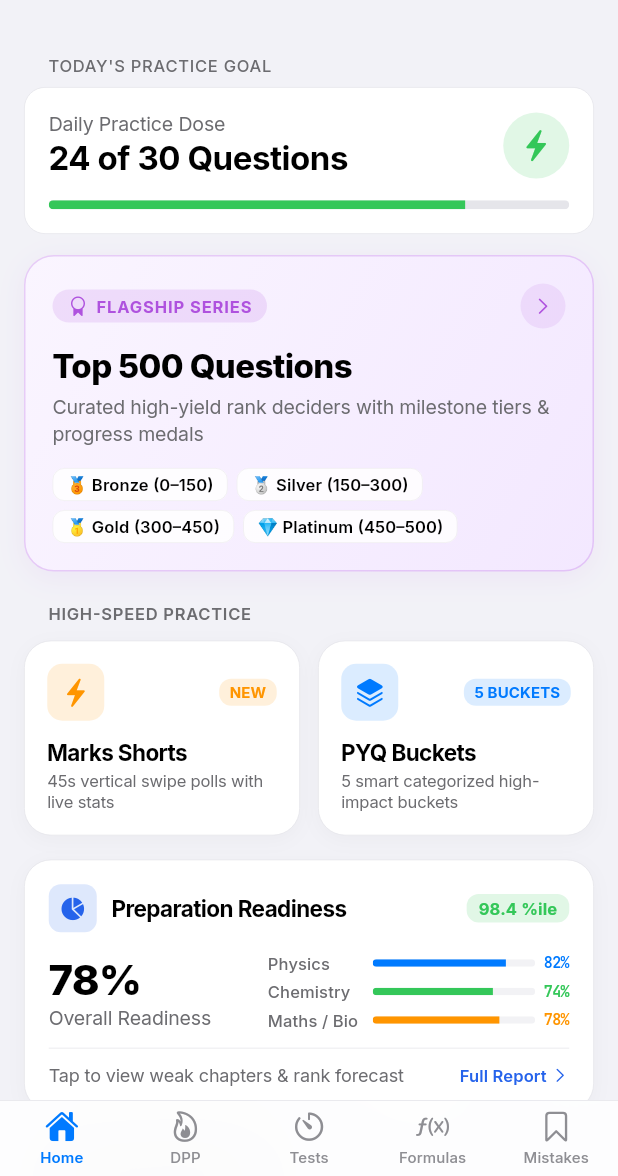
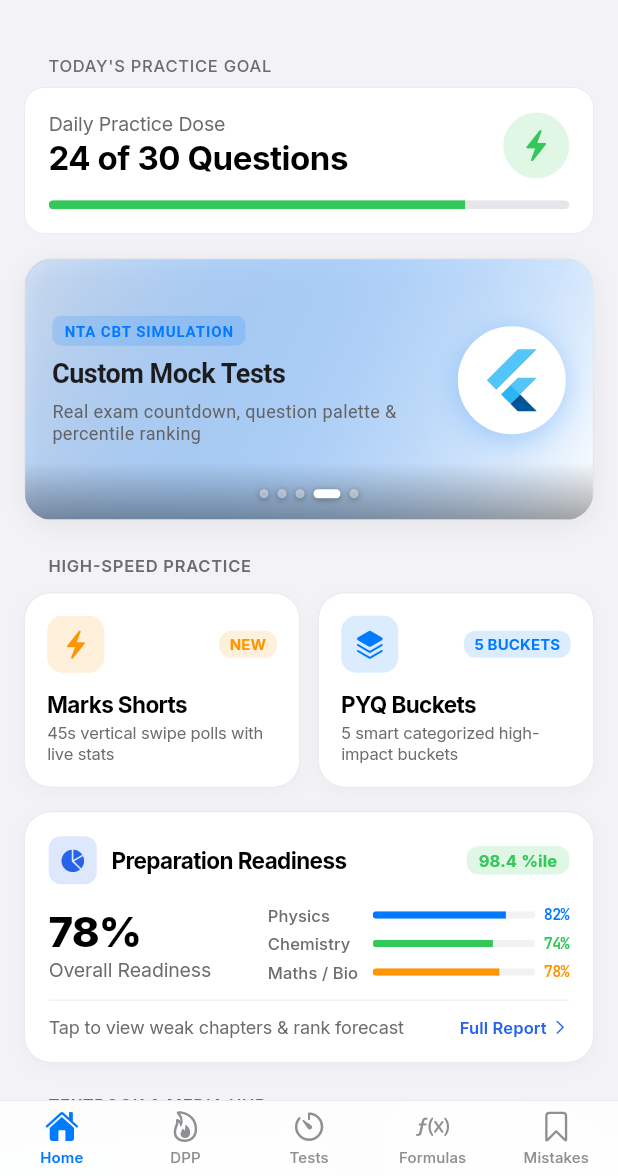
Before and after one commit to ZeeshuCollege/Score-Mobile, a Flutter app: the screen it shows after launch, on a phone screen of 412 x 824 dp, the part 60-1236 px from its top. Run offline on Flutter 3.47's test engine with Material 3 defaults, Android fonts, the phone set to English and light mode, and no system bars; our stand-ins replace flutter_riverpod, google_fonts, shared_preferences, sqflite, sqflite_common_ffi_web; missing offline and left inert: flutter_math_fork; accounts and stored records are empty; project files that could hold a hidden picture were left out.

Commit message:
feat(home): add slidebar section with 2s auto-run, white dots, and multi-format support

```diff
--- a/lib/presentation/home/home_screen.dart
+++ b/lib/presentation/home/home_screen.dart
@@ -20,7 +20,7 @@
 import '../top500/top500_screen.dart';
 import '../tracker/prep_tracker_screen.dart';
 import '../video_solutions/video_solutions_screen.dart';
-import 'widgets/hero_spotlight_card.dart';
+import 'widgets/slidebar_section.dart';
 import 'widgets/bento_card.dart';
 import 'widgets/prep_summary_card.dart';
 import 'widgets/quick_concept_strip.dart';
@@ -227,23 +227,40 @@
                   ],
                 ),
 
-                // 3. Flagship Hero Feature Spotlight
-                HeroSpotlightCard(
-                  eyebrow: 'Flagship Series',
-                  title: 'Top 500 Questions',
-                  subtitle: 'Curated high-yield rank deciders with milestone tiers & progress medals',
-                  tiers: const [
-                    '🥉 Bronze (0–150)',
-                    '🥈 Silver (150–300)',
-                    '🥇 Gold (300–450)',
-                    '💎 Platinum (450–500)',
-                  ],
-                  onTap: () {
-                    Navigator.push(
-                      context,
-                      CupertinoPageRoute(builder: (_) => Top500Screen(examId: _selectedExamId)),
-                    );
-                  },
+                // 3. Featured Slideshow Section (Max 5 images/videos, 2s auto-scroll, white dots inside at bottom)
+                SlidebarSection(
+                  items: SlidebarSection.defaultFlutterSlides(
+                    onTop500Tap: () {
+                      Navigator.push(
+                        context,
+                        CupertinoPageRoute(builder: (_) => Top500Screen(examId: _selectedExamId)),
+                      );
+                    },
+                    onDppTap: () {
+                      Navigator.push(
+                        context,
+                        CupertinoPageRoute(builder: (_) => DppScreen(examId: _selectedExamId)),
+                      );
+                    },
+                    onTestTap: () {
+                      Navigator.push(
+                        context,
+                        CupertinoPageRoute(builder: (_) => const CustomTestScreen()),
+                      );
+                    },
+                    onMistakesTap: () {
+                      Navigator.push(
+                        context,
+                        CupertinoPageRoute(builder: (_) => const MistakeNotebookScreen()),
+                      );
+                    },
+                    onFormulasTap: () {
+                      Navigator.push(
+                        context,
+                        CupertinoPageRoute(builder: (_) => const FormulaCardsScreen()),
+                      );
+                    },
+                  ),
                 ),
 
                 // 4. Quick Power Modes Bento Grid
--- /dev/null
+++ b/lib/presentation/home/widgets/slidebar_section.dart
@@ -0,0 +1,536 @@
+import 'dart:async';
+import 'dart:io';
+import 'package:flutter/cupertino.dart';
+import 'package:flutter/material.dart';
+import 'package:flutter/services.dart';
+import '../../../app/theme/app_colors.dart';
+
+/// Media format types supported by the slidebar section.
+enum SlideMediaType {
+  image,
+  video,
+  flutterDefault,
+}
+
+/// Represents an individual slide media item (image, video, or default Flutter showcase).
+class SlideMediaItem {
+  final String? mediaUrl;
+  final SlideMediaType type;
+  final String? title;
+  final String? subtitle;
+  final String? badge;
+  final Color? accentColor;
+  final VoidCallback? onTap;
+
+  const SlideMediaItem({
+    this.mediaUrl,
+    this.type = SlideMediaType.flutterDefault,
+    this.title,
+    this.subtitle,
+    this.badge,
+    this.accentColor,
+    this.onTap,
+  });
+}
+
+/// Full-width slideshow / slidebar section supporting up to 5 images or videos
+/// with white indicator dots inside the container and 2-second auto-run transitions.
+class SlidebarSection extends StatefulWidget {
+  final List<SlideMediaItem>? items;
+  final double height;
+  final Duration autoScrollDuration;
+
+  const SlidebarSection({
+    super.key,
+    this.items,
+    this.height = 175.0,
+    this.autoScrollDuration = const Duration(seconds: 2),
+  });
+
+  /// 5 Default Flutter-powered showcase slides
+  static List<SlideMediaItem> defaultFlutterSlides({
+    VoidCallback? onTop500Tap,
+    VoidCallback? onDppTap,
+    VoidCallback? onTestTap,
+    VoidCallback? onMistakesTap,
+    VoidCallback? onFormulasTap,
+  }) {
+    return [
+      SlideMediaItem(
+        type: SlideMediaType.flutterDefault,
+        badge: 'FLUTTER POWERED',
+        title: 'SCORE Engine v2.0',
+        subtitle: '120Hz native performance for high-speed problem solving',
+        accentColor: const Color(0xFF02569B),
+        onTap: onFormulasTap,
+      ),
+      SlideMediaItem(
+        type: SlideMediaType.flutterDefault,
+        badge: 'FLAGSHIP SERIES',
+        title: 'Top 500 Questions',
+        subtitle: 'Curated high-yield rank deciders with KaTeX step solutions',
+        accentColor: const Color(0xFF5856D6),
+        onTap: onTop500Tap,
+      ),
+      SlideMediaItem(
+        type: SlideMediaType.flutterDefault,
+        badge: 'DAILY DOSE',
+        title: 'Daily Practice Target',
+        subtitle: 'Keep your 12-day streak alive with targeted chapter drills',
+        accentColor: AppColors.systemOrange,
+        onTap: onDppTap,
+      ),
+      SlideMediaItem(
+        type: SlideMediaType.flutterDefault,
+        badge: 'NTA CBT SIMULATION',
+        title: 'Custom Mock Tests',
+        subtitle: 'Real exam countdown, question palette & percentile ranking',
+        accentColor: const Color(0xFF007AFF),
+        onTap: onTestTap,
+      ),
+      SlideMediaItem(
+        type: SlideMediaType.flutterDefault,
+        badge: 'SMART REVISION',
+        title: 'Mistake Notebook',
+        subtitle: 'Categorize calculation & conceptual errors to boost AIR',
+        accentColor: const Color(0xFF00C7BE),
+        onTap: onMistakesTap,
+      ),
+    ];
+  }
+
+  @override
+  State<SlidebarSection> createState() => _SlidebarSectionState();
+}
+
+class _SlidebarSectionState extends State<SlidebarSection> {
+  late final PageController _pageController;
+  Timer? _autoScrollTimer;
+  int _currentIndex = 0;
+
+  List<SlideMediaItem> get _slides {
+    final raw = widget.items ?? SlidebarSection.defaultFlutterSlides();
+    // Strictly cap at a maximum of 5 images/videos/slides
+    return raw.take(5).toList();
+  }
+
+  @override
+  void initState() {
+    super.initState();
+    _pageController = PageController(initialPage: 0);
+    _startTimer();
+  }
+
+  void _startTimer() {
+    _autoScrollTimer?.cancel();
+    if (_slides.length <= 1) return;
+
+    // Auto-advance each slide every 2 seconds
+    _autoScrollTimer = Timer.periodic(widget.autoScrollDuration, (timer) {
+      if (!mounted || !_pageController.hasClients) return;
+      final next = (_currentIndex + 1) % _slides.length;
+      _pageController.animateToPage(
+        next,
+        duration: const Duration(milliseconds: 450),
+        curve: Curves.easeInOutCubic,
+      );
+    });
+  }
+
+  @override
+  void dispose() {
+    _autoScrollTimer?.cancel();
+    _pageController.dispose();
+    super.dispose();
+  }
+
+  @override
+  Widget build(BuildContext context) {
+    final isDark = Theme.of(context).brightness == Brightness.dark;
+    final slides = _slides;
+
+    return Padding(
+      padding: const EdgeInsets.symmetric(horizontal: 16, vertical: 8),
+      child: Container(
+        width: double.infinity,
+        height: widget.height,
+        decoration: BoxDecoration(
+          borderRadius: BorderRadius.circular(20),
+          border: Border.all(
+            color: isDark ? AppColors.darkCardStroke : AppColors.lightCardStroke,
+            width: 0.8,
+          ),
+          boxShadow: [
+            BoxShadow(
+              color: Colors.black.withValues(alpha: isDark ? 0.25 : 0.06),
+              blurRadius: 14,
+              offset: const Offset(0, 4),
+            ),
+          ],
+        ),
+        clipBehavior: Clip.antiAlias,
+        child: Stack(
+          children: [
+            // PageView Slides
+            PageView.builder(
+              controller: _pageController,
+              itemCount: slides.length,
+              onPageChanged: (index) {
+                setState(() {
+                  _currentIndex = index;
+                });
+                _startTimer(); // Reset timer so current slide gets full duration
+              },
+              itemBuilder: (context, index) {
+                final item = slides[index];
+                return GestureDetector(
+                  behavior: HitTestBehavior.opaque,
+                  onTap: () {
+                    HapticFeedback.lightImpact();
+                    item.onTap?.call();
+                  },
+                  child: _buildSlideContent(item, isDark),
+                );
+              },
+            ),
+
+            // Bottom dark gradient scrim for crisp dot contrast
+            Positioned(
+              left: 0,
+              right: 0,
+              bottom: 0,
+              height: 38,
+              child: IgnorePointer(
+                child: DecoratedBox(
+                  decoration: BoxDecoration(
+                    gradient: LinearGradient(
+                      begin: Alignment.topCenter,
+                      end: Alignment.bottomCenter,
+                      colors: [
+                        Colors.transparent,
+                        Colors.black.withValues(alpha: isDark ? 0.45 : 0.35),
+                      ],
+                    ),
+                  ),
+                ),
+              ),
+            ),
+
+            // White Dots Inside Bottom of Container
+            if (slides.length > 1)
+              Positioned(
+                bottom: 10,
+                left: 0,
+                right: 0,
+                child: Row(
+                  mainAxisAlignment: MainAxisAlignment.center,
+                  children: List.generate(slides.length, (index) {
+                    final isSelected = index == _currentIndex;
+                    return GestureDetector(
+                      behavior: HitTestBehavior.opaque,
+                      onTap: () {
+                        HapticFeedback.selectionClick();
+                        _pageController.animateToPage(
+                          index,
+                          duration: const Duration(milliseconds: 300),
+                          curve: Curves.easeInOut,
+                        );
+                      },
+                      child: Container(
+                        padding: const EdgeInsets.symmetric(horizontal: 3, vertical: 4),
+                        child: AnimatedContainer(
+                          duration: const Duration(milliseconds: 250),
+                          curve: Curves.easeOutCubic,
+                          width: isSelected ? 18 : 6,
+                          height: 6,
+                          decoration: BoxDecoration(
+                            color: isSelected
+                                ? Colors.white
+                                : Colors.white.withValues(alpha: 0.45),
+                            borderRadius: BorderRadius.circular(3),
+                            boxShadow: [
+                              BoxShadow(
+                                color: Colors.black.withValues(alpha: 0.35),
+                                blurRadius: 3,
+                                offset: const Offset(0, 1),
+                              ),
+                            ],
+                          ),
+                        ),
+                      ),
+                    );
+                  }),
+                ),
+              ),
+          ],
+        ),
+      ),
+    );
+  }
+
+  Widget _buildSlideContent(SlideMediaItem item, bool isDark) {
+    switch (item.type) {
+      case SlideMediaType.image:
+        return _buildImageSlide(item, isDark);
+      case SlideMediaType.video:
+        return _buildVideoSlide(item, isDark);
+      case SlideMediaType.flutterDefault:
+        return _buildFlutterDefaultSlide(item, isDark);
+    }
+  }
+
+  /// Default Flutter Image & Showcase Slide
+  Widget _buildFlutterDefaultSlide(SlideMediaItem item, bool isDark) {
+    final accent = item.accentColor ?? const Color(0xFF02569B);
+    final textPrimary = isDark ? Colors.white : const Color(0xFF1C1C1E);
+    final textSecondary = isDark ? Colors.white70 : const Color(0xFF636366);
+
+    return Container(
+      width: double.infinity,
+      height: widget.height,
+      decoration: BoxDecoration(
+        gradient: LinearGradient(
+          begin: Alignment.topLeft,
+          end: Alignment.bottomRight,
+          colors: isDark
+              ? [
+                  accent.withValues(alpha: 0.32),
+                  const Color(0xFF14141E),
+                ]
+              : [
+                  accent.withValues(alpha: 0.12),
+                  Colors.white,
+                ],
+        ),
+      ),
+      child: Padding(
+        padding: const EdgeInsets.fromLTRB(18, 16, 18, 28),
+        child: Row(
+          children: [
+            Expanded(
+              child: Column(
+                crossAxisAlignment: CrossAxisAlignment.start,
+                mainAxisAlignment: MainAxisAlignment.center,
+                children: [
+                  if (item.badge != null) ...[
+                    Container(
+                      padding: const EdgeInsets.symmetric(horizontal: 8, vertical: 3),
+                      decoration: BoxDecoration(
+                        color: accent.withValues(alpha: isDark ? 0.35 : 0.16),
+                        borderRadius: BorderRadius.circular(6),
+                      ),
+                      child: Text(
+                        item.badge!.toUpperCase(),
+                        style: TextStyle(
+                          fontSize: 10,
+                          fontWeight: FontWeight.w700,
+                          letterSpacing: 0.6,
+                          color: accent,
+                        ),
+                      ),
+                    ),
+                    const SizedBox(height: 6),
+                  ],
+                  Text(
+                    item.title ?? 'SCORE Feature',
+                    style: TextStyle(
+                      fontSize: 18,
+                      fontWeight: FontWeight.w700,
+                      color: textPrimary,
+                      letterSpacing: -0.3,
+                    ),
+                    maxLines: 1,
+                    overflow: TextOverflow.ellipsis,
+                  ),
+                  const SizedBox(height: 4),
+                  Text(
+                    item.subtitle ?? '',
+                    style: TextStyle(
+                      fontSize: 12,
+                      color: textSecondary,
+                      height: 1.25,
+                    ),
+                    maxLines: 2,
+                    overflow: TextOverflow.ellipsis,
+                  ),
+                ],
+              ),
+            ),
+            const SizedBox(width: 14),
+
+            // Flutter Default Logo Image
+            Container(
+              width: 72,
+              height: 72,
+              decoration: BoxDecoration(
+                color: isDark ? Colors.white.withValues(alpha: 0.08) : Colors.white,
+                shape: BoxShape.circle,
+                boxShadow: [
+                  BoxShadow(
+                    color: accent.withValues(alpha: 0.25),
+                    blurRadius: 16,
+                    offset: const Offset(0, 4),
+                  ),
+                ],
+              ),
+              child: const Center(
+                child: FlutterLogo(
+                  size: 46,
+                ),
+              ),
+            ),
+          ],
+        ),
+      ),
+    );
+  }
+
+  /// Custom Image Slide supporting web URLs, assets, and local files
+  Widget _buildImageSlide(SlideMediaItem item, bool isDark) {
+    final url = item.mediaUrl ?? '';
+    Widget imageWidget;
+
+    if (url.startsWith('http://') || url.startsWith('https://')) {
+      imageWidget = Image.network(
+        url,
+        fit: BoxFit.cover,
+        width: double.infinity,
+        height: widget.height,
+        errorBuilder: (context, error, stackTrace) => _buildFallback(item, isDark),
+      );
+    } else if (url.startsWith('assets/')) {
+      imageWidget = Image.asset(
+        url,
+        fit: BoxFit.cover,
+        width: double.infinity,
+        height: widget.height,
+        errorBuilder: (context, error, stackTrace) => _buildFallback(item, isDark),
+      );
+    } else if (url.isNotEmpty) {
+      imageWidget = Image.file(
+        File(url),
+        fit: BoxFit.cover,
+        width: double.infinity,
+        height: widget.height,
+        errorBuilder: (context, error, stackTrace) => _buildFallback(item, isDark),
+      );
+    } else {
+      imageWidget = _buildFallback(item, isDark);
+    }
+
+    return Stack(
+      fit: StackFit.expand,
+      children: [
+        imageWidget,
+        if (item.title != null || item.badge != null)
+          Positioned(
+            left: 16,
+            bottom: 24,
+            right: 16,
+            child: Column(
+              crossAxisAlignment: CrossAxisAlignment.start,
+              mainAxisSize: MainAxisSize.min,
+              children: [
+                if (item.badge != null)
+                  Container(
+                    margin: const EdgeInsets.only(bottom: 4),
+                    padding: const EdgeInsets.symmetric(horizontal: 7, vertical: 2),
+                    decoration: BoxDecoration(
+                      color: Colors.black.withValues(alpha: 0.6),
+                      borderRadius: BorderRadius.circular(4),
+                    ),
+                    child: Text(
+                      item.badge!.toUpperCase(),
+                      style: const TextStyle(
+                        color: Colors.white,
+                        fontSize: 9,
+                        fontWeight: FontWeight.w700,
+                      ),
+                    ),
+                  ),
+                if (item.title != null)
+                  Text(
+                    item.title!,
+                    style: const TextStyle(
+                      color: Colors.white,
+                      fontSize: 16,
+                      fontWeight: FontWeight.w700,
+                      shadows: [Shadow(color: Colors.black87, blurRadius: 4)],
+                    ),
+                  ),
+              ],
+            ),
+          ),
+      ],
+    );
+  }
+
+  /// Video Slide Supporting MP4/WebM/MOV with playback badge
+  Widget _buildVideoSlide(SlideMediaItem item, bool isDark) {
+    return Container(
+      width: double.infinity,
+      height: widget.height,
+      color: Colors.black,
+      child: Stack(
+        fit: StackFit.expand,
+        children: [
+          // Background thumbnail or placeholder
+          if (item.mediaUrl != null && item.mediaUrl!.isNotEmpty)
+            _buildImageSlide(item, isDark)
+          else
+            _buildFallback(item, isDark),
+
+          // Video Play Overlay Badge
+          Center(
+            child: Container(
+              width: 52,
+              height: 52,
+              decoration: BoxDecoration(
+                color: Colors.black.withValues(alpha: 0.55),
+                shape: BoxShape.circle,
+                border: Border.all(color: Colors.white.withValues(alpha: 0.8), width: 1.5),
+              ),
+              child: const Icon(
+                CupertinoIcons.play_arrow_solid,
+                color: Colors.white,
+                size: 26,
+              ),
+            ),
+          ),
+
+          // Video Format Badge
+          Positioned(
+            top: 12,
+            right: 12,
+            child: Container(
+              padding: const EdgeInsets.symmetric(horizontal: 8, vertical: 3),
+              decoration: BoxDecoration(
+                color: Colors.black.withValues(alpha: 0.7),
+                borderRadius: BorderRadius.circular(6),
+              ),
+              child: const Row(
+                mainAxisSize: MainAxisSize.min,
+                children: [
+                  Icon(CupertinoIcons.video_camera_solid, color: Colors.white, size: 12),
+                  SizedBox(width: 4),
+                  Text(
+                    'VIDEO',
+                    style: TextStyle(
+                      color: Colors.white,
+                      fontSize: 10,
+                      fontWeight: FontWeight.w700,
+                    ),
+                  ),
+                ],
+              ),
+            ),
+          ),
+        ],
+      ),
+    );
+  }
+
+  Widget _buildFallback(SlideMediaItem item, bool isDark) {
+    return _buildFlutterDefaultSlide(item, isDark);
+  }
+}
```
Also changed, not shown: 2 other files.
